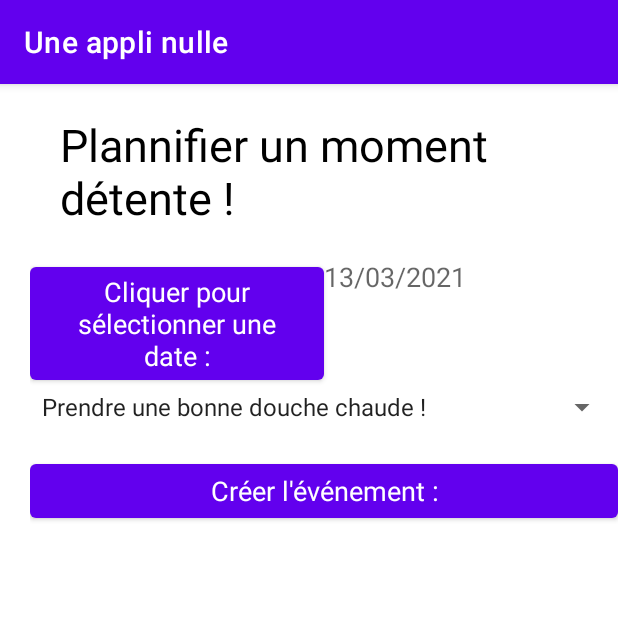
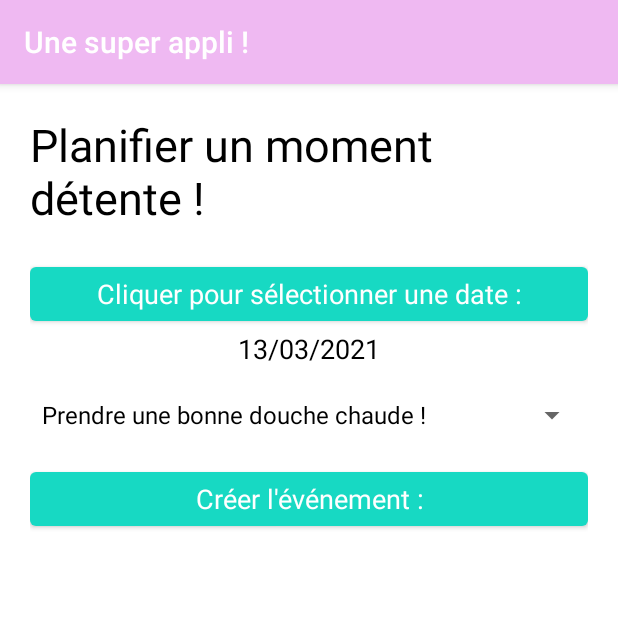
Before and after one commit to Alexandrine-Labbe/ProjetAndroid, an Android app: the EventActivity screen opened directly, with no data from a screen before it, on a phone screen of 412 x 824 dp, the top half of it. Run offline under Robolectric (Android 15) with nearby library versions, the phone set to English and light mode, and no system bars; network calls fail.

Commit message:
:lipstick: UI

```diff
--- a/app/src/main/AndroidManifest.xml
+++ b/app/src/main/AndroidManifest.xml
@@ -15,7 +15,7 @@
         android:roundIcon="@mipmap/ic_launcher_round"
         android:supportsRtl="true"
         android:theme="@style/Theme.UneAppliNulle">
-        <activity android:name=".EventActivity"></activity>
+        <activity android:name=".EventActivity" />
         <activity android:name=".JokeActivity" />
         <activity android:name=".ImageActivity" />
         <activity android:name=".MainActivity">
--- a/app/src/main/java/fr/alexandrine/uneapplinulle/JokeActivity.java
+++ b/app/src/main/java/fr/alexandrine/uneapplinulle/JokeActivity.java
@@ -125,7 +125,6 @@ public class JokeActivity extends AppCompatActivity {
             float delta = mAccelCurrent - mAccelLast;
             mAccel = mAccel * 0.9f + delta;
             if (mAccel > 17) {
-//                Toast.makeText(getApplicationContext(), "Shake event detected", Toast.LENGTH_SHORT).show();
                 recreate();
 
             }
--- a/app/src/main/res/layout/activity_event.xml
+++ b/app/src/main/res/layout/activity_event.xml
@@ -6,24 +6,26 @@
     android:layout_height="match_parent"
     android:orientation="vertical"
     android:layout_marginLeft="20dp"
+    android:layout_marginRight="20dp"
     tools:context=".EventActivity"
-    android:layout_marginStart="20dp">
+    android:layout_marginStart="20dp"
+    android:layout_marginEnd="20dp"
+
+    >
 
     <TextView
         android:text="@string/create_event_msg"
         android:textSize="30sp"
         android:layout_width="match_parent"
         android:layout_height="wrap_content"
-        android:layout_marginLeft="20dp"
-        android:layout_marginStart="20dp"
         android:layout_marginTop="20dp"
         android:layout_marginBottom="20dp"
-        android:textColor="@color/black"
         />
     <LinearLayout
         android:layout_width="fill_parent"
         android:layout_height="wrap_content"
-        android:orientation="horizontal"
+        android:orientation="vertical"
+        android:layout_gravity="center_horizontal"
         >
         <Button
             android:id="@+id/dateLabel"
@@ -40,7 +42,9 @@
             android:layout_height="fill_parent"
             android:layout_weight="50"
             android:text=""
-            android:textAppearance="?android:attr/textAppearanceMedium" />
+            android:gravity="center"
+            android:textAppearance="?android:attr/textAppearanceMedium"
+            />
 
     </LinearLayout>
 
@@ -50,7 +54,8 @@
         android:id="@+id/event_spinner"
         android:layout_width="match_parent"
         android:layout_height="wrap_content"
-        android:prompt="@string/spinner_title"/>
+        android:prompt="@string/spinner_title"
+        android:layout_marginVertical="20dp"/>
 
     <LinearLayout
         android:layout_width="fill_parent"
@@ -66,7 +71,7 @@
             android:onClick="createEvent"
             android:text="@string/validate_event"
             android:textAppearance="?android:attr/textAppearanceMedium"
-            android:layout_marginVertical="20dp"/>
+            />
     </LinearLayout>
 
 
--- a/app/src/main/res/layout/activity_image.xml
+++ b/app/src/main/res/layout/activity_image.xml
@@ -5,7 +5,6 @@
     android:layout_width="match_parent"
     android:layout_height="match_parent"
     android:orientation="vertical"
-
     tools:context=".MainActivity">
 
 
@@ -17,7 +16,6 @@
         android:layout_centerHorizontal="true"
         android:layout_marginTop="20dp"
         android:textSize="30sp"
-        android:textColor="@color/black"
         />
 
     <TextView
--- a/app/src/main/res/layout/activity_joke.xml
+++ b/app/src/main/res/layout/activity_joke.xml
@@ -16,7 +16,6 @@
         android:layout_marginStart="20dp"
         android:layout_marginTop="20dp"
         android:layout_marginBottom="20dp"
-        android:textColor="@color/black"
         />
 
     <TextView
@@ -28,7 +27,6 @@
         android:layout_marginStart="10dp"
         android:layout_marginTop="10dp"
         android:layout_marginBottom="10dp"
-        android:textColor="@color/black"
         />
 
 
--- a/app/src/main/res/layout/activity_main.xml
+++ b/app/src/main/res/layout/activity_main.xml
@@ -20,7 +20,6 @@
         android:layout_centerHorizontal="true"
         android:layout_marginTop="150dp"
         android:textSize="30sp"
-        android:textColor="@color/black"
 
         />
 
@@ -29,7 +28,6 @@
         android:layout_height="wrap_content"
         android:text="@string/app_desc_msg"
         android:layout_centerHorizontal="true"
-        android:textColor="@color/black"
         android:layout_marginTop="50dp"
         android:textAlignment="center"
         android:layout_below="@+id/welcome"
--- a/app/src/main/res/layout/joke_list_item.xml
+++ b/app/src/main/res/layout/joke_list_item.xml
@@ -4,7 +4,6 @@
     android:paddingTop="15dp"
     android:paddingBottom="15dp"
     android:layout_height="wrap_content"
-    android:background="@color/white"
     android:orientation="horizontal"
     android:gravity="center_vertical|start">
 
--- a/app/src/main/res/values-night/themes.xml
+++ b/app/src/main/res/values-night/themes.xml
@@ -10,7 +10,19 @@
         <item name="colorSecondaryVariant">@color/teal_200</item>
         <item name="colorOnSecondary">@color/black</item>
         <!-- Status bar color. -->
-        <item name="android:statusBarColor" tools:targetApi="l">?attr/colorPrimaryVariant</item>
+        <item name="android:statusBarColor" tools:targetApi="l">?attr/colorPrimary</item>
         <!-- Customize your theme here. -->
+        <item name="android:windowBackground">@color/dark_grey</item>
+        <item name="android:textColor">@color/white</item>
+
+        <item name="android:actionBarStyle">@style/MyActionBar</item>
+        <item name="actionBarStyle">@style/MyActionBar</item>
     </style>
+
+    <style name="MyActionBar"
+        parent="@style/Widget.AppCompat.Light.ActionBar.Solid.Inverse">
+        <item name="android:background">?attr/colorPrimaryVariant</item>
+        <item name="background">?attr/colorPrimaryVariant</item>
+    </style>
+
 </resources>
--- a/app/src/main/res/values/colors.xml
+++ b/app/src/main/res/values/colors.xml
@@ -6,5 +6,13 @@
     <color name="teal_200">#FF03DAC5</color>
     <color name="teal_700">#FF018786</color>
     <color name="black">#FF000000</color>
+    <color name="dark_grey">#1C2833</color>
     <color name="white">#FFFFFFFF</color>
+    <color name="blue_dragon">#88F8D8</color>
+    <color name="dark_blue_dragon">#17D9C3</color>
+    <color name="darker_blue_dragon">#007EA8</color>
+    <color name="light_pink">#F7D3F9</color>
+    <color name="slightly_darker_pink">#EFB9F2</color>
+
+
 </resources>
--- a/app/src/main/res/values/strings.xml
+++ b/app/src/main/res/values/strings.xml
@@ -1,9 +1,9 @@
 <resources>
-    <string name="app_name">Une appli nulle</string>
+    <string name="app_name">Une super appli !</string>
     <string name="app_desc_msg">Une appli nulle mais qui donne le sourire quand on est triste 😊<br /> Au programme, blagues et chiens à gogo !</string>
     <string name="welcome_msg">Bienvenue !</string>
     <string name="create_image_msg">Voir un chien !</string>
-    <string name="create_event_msg">Plannifier un moment détente !</string>
+    <string name="create_event_msg">Planifier un moment détente !</string>
     <string name="new_image_msg">Voir un autre chien !</string>
     <string name="download_image_msg">Télécharger !</string>
     <string name="jokes_msg">Lire des blagues !</string>
@@ -18,7 +18,7 @@
     <string name="error_query">Erreur de requête</string>
     <string name="date_label_set">Cliquer pour sélectionner une date : </string>
     <string name="validate_event">Créer l\'événement : </string>
-    <string name="spinner_title">Selectioner un événement : </string>
+    <string name="spinner_title">Selectionner un événement : </string>
     <string name="event_added">Événement ajouté ! </string>
 
     <string-array name="events_array">
@@ -32,9 +32,9 @@
     <string-array name="events_desc_array">
         <item>Va te détendre en prenant une bonne douche ou un bain bien chaud ! ça réchauffe et détend les muscles !</item>
         <item>Va lire des blagues ! ça rend toujours de bonne humeur et tu as une super appli avec des blagues ! Comme par hasard !</item>
-        <item>Va tegarder des photos d\'animaux mignons ! Quoi de mieux pour être de bonne humeur ? Tu as des même une appli avec des photos de chiens ! Quelle chance !</item>
+        <item>Va regarder des photos d\'animaux mignons ! Quoi de mieux pour être de bonne humeur ? Tu as des même une appli avec des photos de chiens ! Quelle chance !</item>
         <item>Va te faire une petite beauté, ça fait toujours du bien à l\'estime et au moral !</item>
-        <item>Va te remplir le ventre avec tes plats préférer !</item>
+        <item>Va te remplir le ventre avec tes plats préférés !</item>
     </string-array>
 
 </resources>
--- a/app/src/main/res/values/themes.xml
+++ b/app/src/main/res/values/themes.xml
@@ -2,15 +2,29 @@
     <!-- Base application theme. -->
     <style name="Theme.UneAppliNulle" parent="Theme.MaterialComponents.DayNight.DarkActionBar">
         <!-- Primary brand color. -->
-        <item name="colorPrimary">@color/purple_500</item>
-        <item name="colorPrimaryVariant">@color/purple_700</item>
+        <item name="colorPrimary">@color/dark_blue_dragon</item>
+        <item name="colorPrimaryVariant">@color/darker_blue_dragon</item>
         <item name="colorOnPrimary">@color/white</item>
         <!-- Secondary brand color. -->
-        <item name="colorSecondary">@color/teal_200</item>
-        <item name="colorSecondaryVariant">@color/teal_700</item>
+        <item name="colorSecondary">@color/light_pink</item>
+        <item name="colorSecondaryVariant">@color/slightly_darker_pink</item>
         <item name="colorOnSecondary">@color/black</item>
         <!-- Status bar color. -->
-        <item name="android:statusBarColor" tools:targetApi="l">?attr/colorPrimaryVariant</item>
+        <item name="android:statusBarColor" tools:targetApi="l">@color/light_pink</item>
         <!-- Customize your theme here. -->
+        <item name="android:windowBackground">@color/white</item>
+        <item name="android:textColor">@color/black</item>
+
+        <item name="android:actionBarStyle">@style/MyActionBar</item>
+        <item name="actionBarStyle">@style/MyActionBar</item>
+
     </style>
+
+
+    <style name="MyActionBar"
+        parent="@style/Widget.AppCompat.Light.ActionBar.Solid.Inverse">
+        <item name="android:background">@color/slightly_darker_pink</item>
+        <item name="background">@color/slightly_darker_pink</item>
+    </style>
+
 </resources>
```
